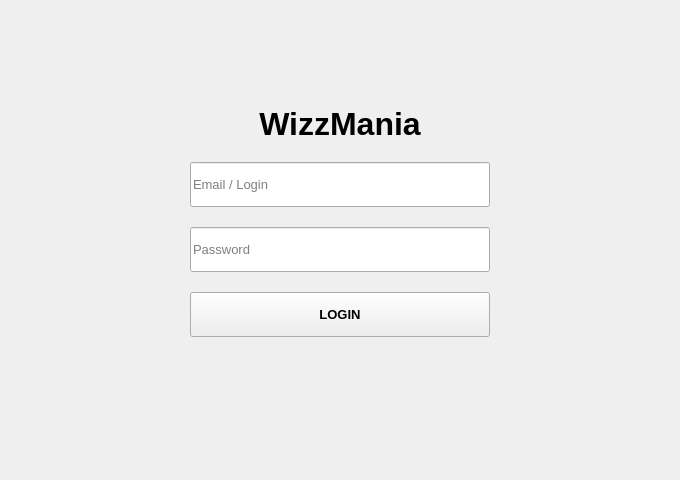
AdelinePat/wizzMania, file client/Forms/login_widget.ui: the form before one commit.
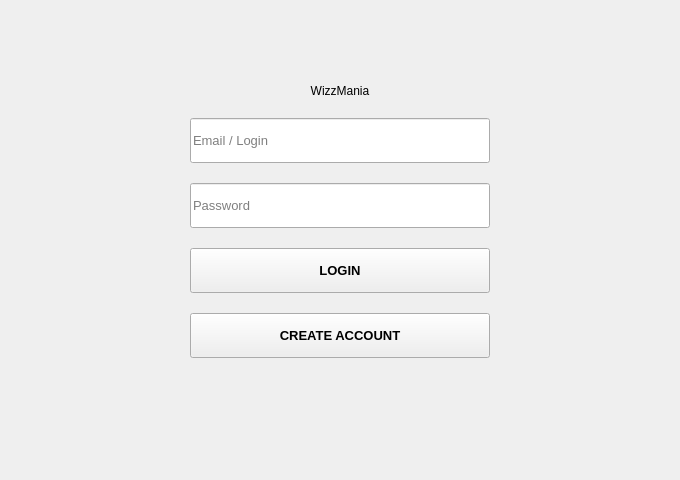
The form after the commit.

Commit message: feat: create account ui and input validation

```diff
--- a/client/Forms/login_widget.ui
+++ b/client/Forms/login_widget.ui
@@ -53,13 +53,6 @@
        </property>
        <item>
         <widget class="QLabel" name="titleLabel">
-         <property name="font">
-          <font>
-           <pointsize>24</pointsize>
-           <bold>true</bold>
-          </font>
-         </property>
-         
          <property name="text">
           <string>WizzMania</string>
          </property>
@@ -129,6 +122,26 @@
          </property>
         </widget>
        </item>
+       <item>
+        <widget class="QPushButton" name="registerButton">
+         <property name="minimumSize">
+          <size>
+           <width>200</width>
+           <height>45</height>
+          </size>
+         </property>
+         <property name="font">
+          <font>
+           <pointsize>10</pointsize>
+           <bold>true</bold>
+          </font>
+         </property>
+         
+         <property name="text">
+          <string>CREATE ACCOUNT</string>
+         </property>
+        </widget>
+       </item>
              <item>
                 <widget class="QLabel" name="errorLabel">
                  <property name="minimumSize">
```
The commit also changes 8 other files.
